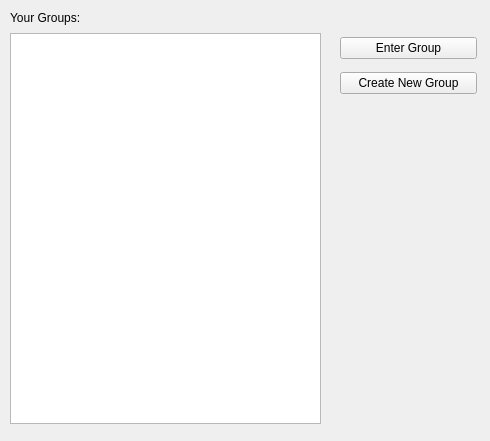
Huy-Nguyen-HCI/RocketBook, file gui/displaygroupgui.ui: the form before one commit.
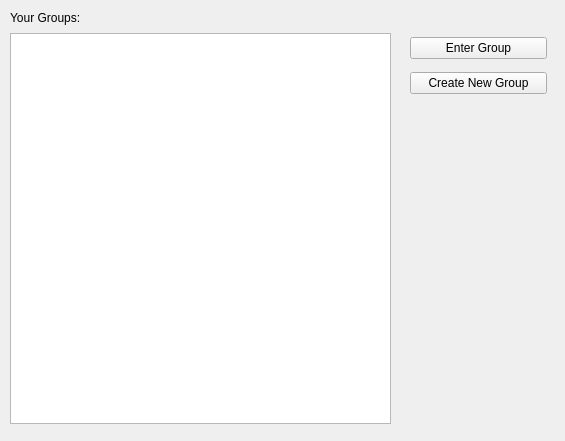
The form after the commit.

What changed in the file:
```diff
--- a/gui/displaygroupgui.ui
+++ b/gui/displaygroupgui.ui
@@ -6,7 +6,7 @@
    <rect>
     <x>0</x>
     <y>0</y>
-    <width>490</width>
+    <width>565</width>
     <height>441</height>
    </rect>
   </property>
@@ -18,7 +18,7 @@
     <rect>
      <x>10</x>
      <y>33</y>
-     <width>311</width>
+     <width>381</width>
      <height>391</height>
     </rect>
    </property>
@@ -39,7 +39,7 @@
   <widget class="QWidget" name="layoutWidget">
    <property name="geometry">
     <rect>
-     <x>340</x>
+     <x>410</x>
      <y>30</y>
      <width>137</width>
      <height>71</height>
```
